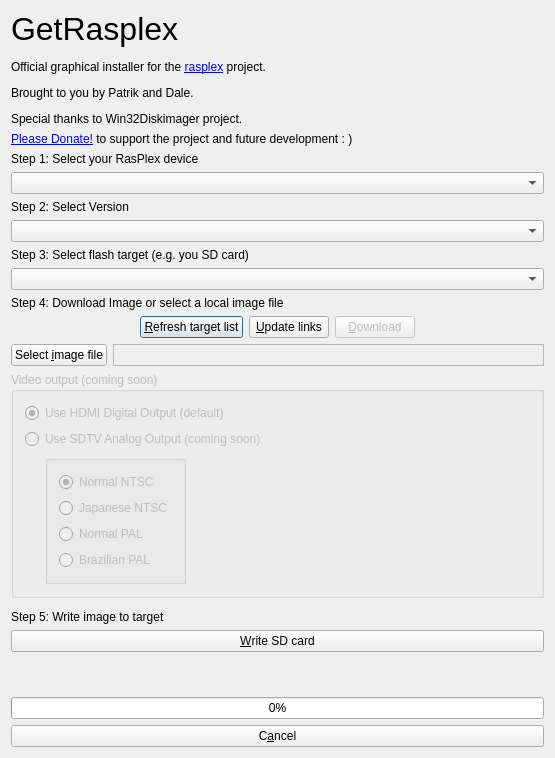
This is installer.ui in RasPlex/rasplex-installer as Qt 5 draws it before an edit. The edited form follows.
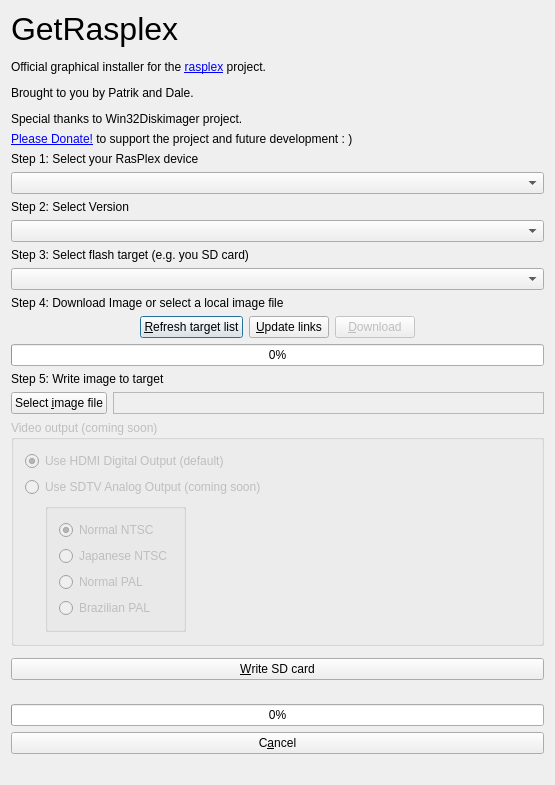
This is the edited form. Icons and pictures are not drawn.

Commit message: Fix deparate download and flash progress bars

The edit to the form file:
```diff
--- a/installer.ui
+++ b/installer.ui
@@ -7,7 +7,7 @@
     <x>0</x>
     <y>0</y>
     <width>555</width>
-    <height>758</height>
+    <height>785</height>
    </rect>
   </property>
   <property name="windowTitle">
@@ -147,6 +147,20 @@
      </item>
     </layout>
    </item>
+   <item>
+    <widget class="QProgressBar" name="downloadProgressBar">
+     <property name="value">
+      <number>0</number>
+     </property>
+    </widget>
+   </item>
+   <item>
+    <widget class="QLabel" name="label_2">
+     <property name="text">
+      <string>Step 5: Write image to target</string>
+     </property>
+    </widget>
+   </item>
    <item>
     <layout class="QFormLayout" name="formLayout">
      <property name="fieldGrowthPolicy">
@@ -294,13 +308,6 @@
    <item>
     <widget class="QStackedWidget" name="releaseNotes"/>
    </item>
-   <item>
-    <widget class="QLabel" name="label_2">
-     <property name="text">
-      <string>Step 5: Write image to target</string>
-     </property>
-    </widget>
-   </item>
    <item>
     <widget class="QPushButton" name="writeButton">
      <property name="text">
@@ -322,14 +329,7 @@
     </spacer>
    </item>
    <item>
-    <widget class="QLabel" name="messageBar">
-     <property name="text">
-      <string/>
-     </property>
-    </widget>
-   </item>
-   <item>
-    <widget class="QProgressBar" name="progressBar">
+    <widget class="QProgressBar" name="flashProgressBar">
      <property name="value">
       <number>0</number>
      </property>
@@ -342,6 +342,13 @@
      </property>
     </widget>
    </item>
+   <item>
+    <widget class="QLabel" name="messageBar">
+     <property name="text">
+      <string/>
+     </property>
+    </widget>
+   </item>
   </layout>
  </widget>
  <layoutdefault spacing="6" margin="11"/>
```
The commit also changes 1 other file.
